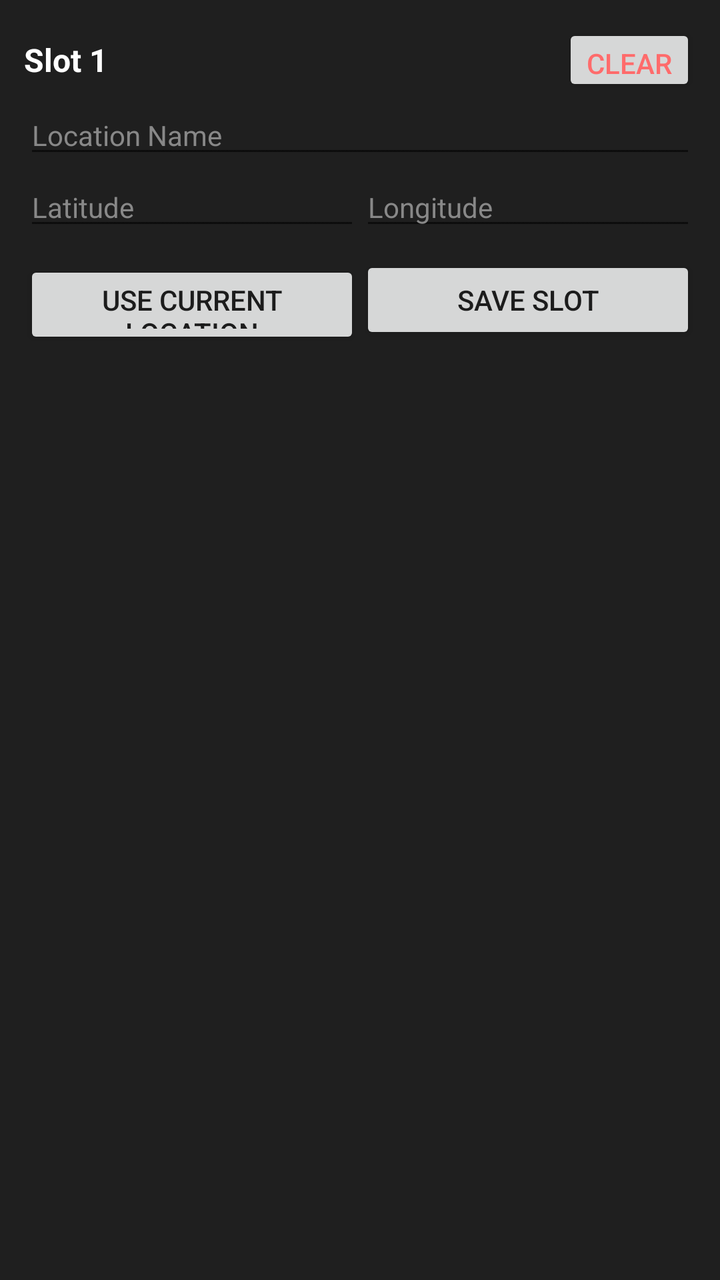
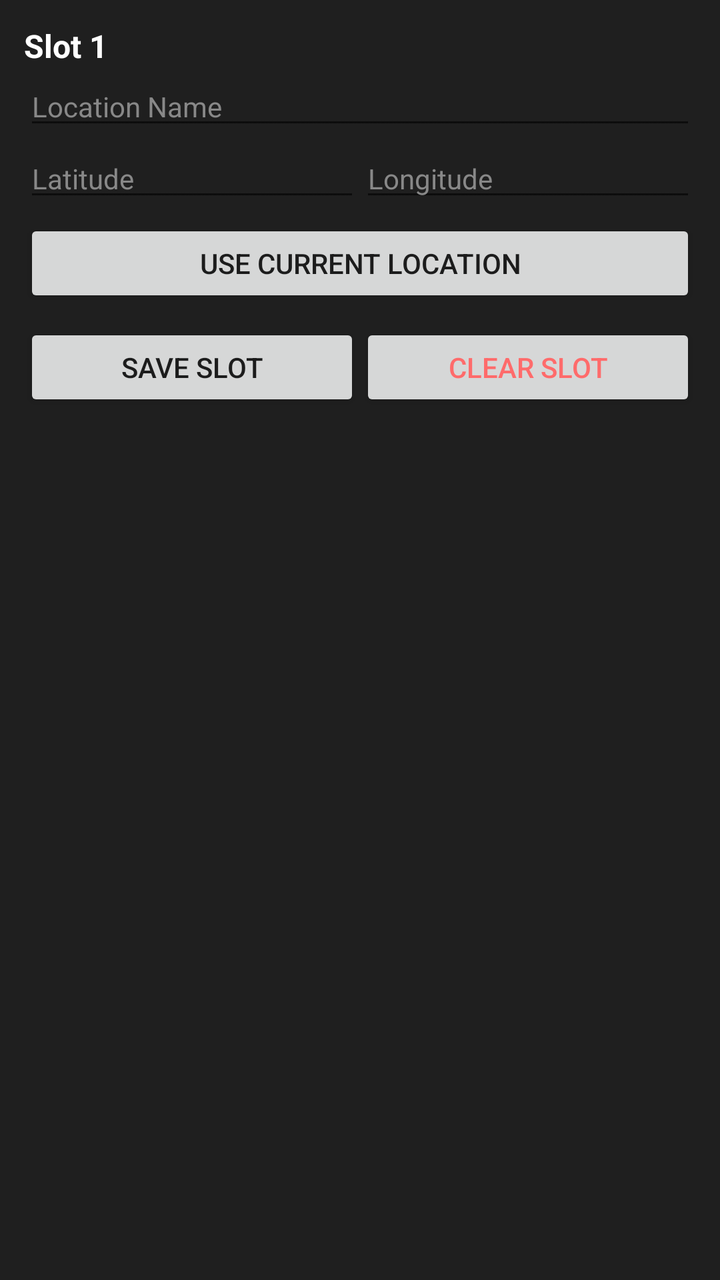

Before-and-after screenshots of an Android layout around one commit, followed by the original layout XML and the change that was made.
<!-- AndroidManifest.xml: application theme Theme.AppCompat.DayNight -->
<!-- res/layout/item_slot_card.xml -->
<?xml version="1.0" encoding="utf-8"?>
<LinearLayout xmlns:android="http://schemas.android.com/apk/res/android"
    android:layout_width="match_parent"
    android:layout_height="wrap_content"
    android:layout_marginBottom="12dp"
    android:background="#1F1F1F"
    android:orientation="vertical"
    android:padding="12dp">

    <LinearLayout
        android:layout_width="match_parent"
        android:layout_height="wrap_content"
        android:gravity="center_vertical"
        android:orientation="horizontal">

        <TextView
            android:id="@+id/tv_slot_header"
            android:layout_width="0dp"
            android:layout_height="wrap_content"
            android:layout_weight="1"
            android:text="Slot 1"
            android:textColor="#FFFFFF"
            android:textSize="16sp"
            android:textStyle="bold" />

        <Button
            android:id="@+id/btn_clear_slot"
            style="?android:attr/buttonStyleSmall"
            android:layout_width="wrap_content"
            android:layout_height="36dp"
            android:text="Clear"
            android:textColor="#FF6B6B" />
    </LinearLayout>

    <EditText
        android:id="@+id/et_slot_name"
        android:layout_width="match_parent"
        android:layout_height="wrap_content"
        android:hint="Location Name"
        android:textColor="#FFFFFF"
        android:textColorHint="#888888"
        android:textSize="14sp" />

    <LinearLayout
        android:layout_width="match_parent"
        android:layout_height="wrap_content"
        android:orientation="horizontal">

        <EditText
            android:id="@+id/et_slot_lat"
            android:layout_width="0dp"
            android:layout_height="wrap_content"
            android:layout_weight="1"
            android:hint="Latitude"
            android:inputType="numberDecimal|numberSigned"
            android:textColor="#FFFFFF"
            android:textColorHint="#888888"
            android:textSize="14sp" />

        <EditText
            android:id="@+id/et_slot_lng"
            android:layout_width="0dp"
            android:layout_height="wrap_content"
            android:layout_weight="1"
            android:hint="Longitude"
            android:inputType="numberDecimal|numberSigned"
            android:textColor="#FFFFFF"
            android:textColorHint="#888888"
            android:textSize="14sp" />
    </LinearLayout>

    <LinearLayout
        android:layout_width="match_parent"
        android:layout_height="wrap_content"
        android:layout_marginTop="8dp"
        android:orientation="horizontal">

        <Button
            android:id="@+id/btn_fill_current_loc"
            style="?android:attr/buttonStyleSmall"
            android:layout_width="0dp"
            android:layout_height="44dp"
            android:layout_weight="1"
            android:text="Use Current Location" />

        <Button
            android:id="@+id/btn_save_slot"
            style="?android:attr/buttonStyleSmall"
            android:layout_width="0dp"
            android:layout_height="44dp"
            android:layout_weight="1"
            android:text="Save Slot" />
    </LinearLayout>
</LinearLayout>
<!-- resources referenced by this layout -->
<resources>

</resources>

<!-- the commit's change to res/layout/item_slot_card.xml (unified diff, before → after) -->
@@ -7,30 +7,14 @@
     android:orientation="vertical"
     android:padding="12dp">
 
-    <LinearLayout
+    <TextView
+        android:id="@+id/tv_slot_header"
         android:layout_width="match_parent"
         android:layout_height="wrap_content"
-        android:gravity="center_vertical"
-        android:orientation="horizontal">
-
-        <TextView
-            android:id="@+id/tv_slot_header"
-            android:layout_width="0dp"
-            android:layout_height="wrap_content"
-            android:layout_weight="1"
-            android:text="Slot 1"
-            android:textColor="#FFFFFF"
-            android:textSize="16sp"
-            android:textStyle="bold" />
-
-        <Button
-            android:id="@+id/btn_clear_slot"
-            style="?android:attr/buttonStyleSmall"
-            android:layout_width="wrap_content"
-            android:layout_height="36dp"
-            android:text="Clear"
-            android:textColor="#FF6B6B" />
-    </LinearLayout>
+        android:text="Slot 1"
+        android:textColor="#FFFFFF"
+        android:textSize="16sp"
+        android:textStyle="bold" />
 
     <EditText
         android:id="@+id/et_slot_name"
@@ -69,19 +53,19 @@
             android:textSize="14sp" />
     </LinearLayout>
 
+    <Button
+        android:id="@+id/btn_fill_current_loc"
+        style="?android:attr/buttonStyleSmall"
+        android:layout_width="match_parent"
+        android:layout_height="44dp"
+        android:layout_marginTop="4dp"
+        android:text="Use Current Location" />
+
     <LinearLayout
         android:layout_width="match_parent"
         android:layout_height="wrap_content"
         android:layout_marginTop="8dp"
         android:orientation="horizontal">
-
-        <Button
-            android:id="@+id/btn_fill_current_loc"
-            style="?android:attr/buttonStyleSmall"
-            android:layout_width="0dp"
-            android:layout_height="44dp"
-            android:layout_weight="1"
-            android:text="Use Current Location" />
 
         <Button
             android:id="@+id/btn_save_slot"
@@ -90,5 +74,14 @@
             android:layout_height="44dp"
             android:layout_weight="1"
             android:text="Save Slot" />
+
+        <Button
+            android:id="@+id/btn_clear_slot"
+            style="?android:attr/buttonStyleSmall"
+            android:layout_width="0dp"
+            android:layout_height="44dp"
+            android:layout_weight="1"
+            android:text="Clear Slot"
+            android:textColor="#FF6B6B" />
     </LinearLayout>
 </LinearLayout>
